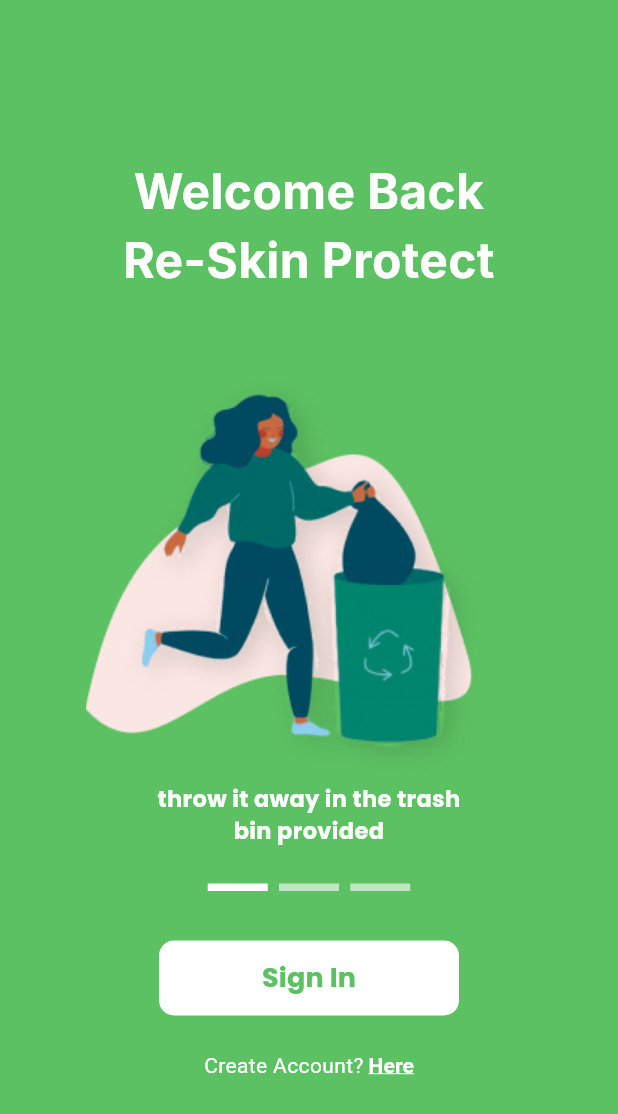
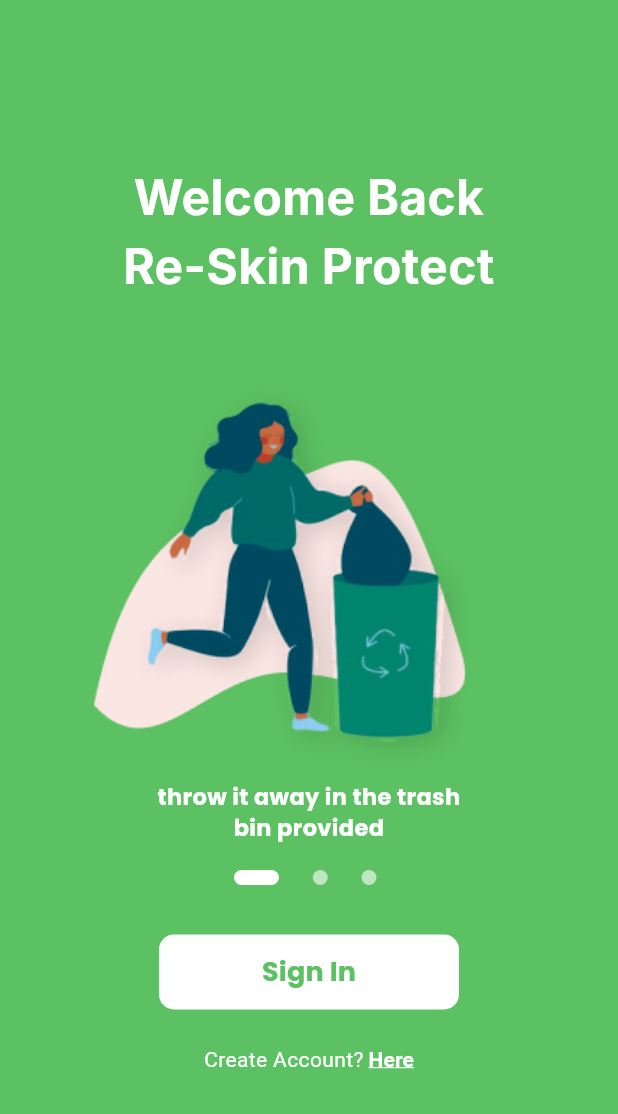
Before and after one commit to maymiquy/Re-Skin-Protect, a Flutter app: the screen it shows after launch, on a phone screen of 412 x 824 dp. Shown: the top 1114 px of the screen. Run offline on Flutter 3.47's test engine with Material 3 defaults, Android fonts, the light colour scheme and no system bars; our stand-ins replace firebase_core, google_fonts; accounts and stored records are empty.

Commit message:
feat: welcome page

```diff
--- /dev/null
+++ b/lib/models/welcome_page_models.dart
@@ -0,0 +1,35 @@
+class HomePageModel {
+  String imagePath;
+  String subtitle;
+  bool isActive;
+
+  HomePageModel({
+    required this.imagePath,
+    required this.subtitle,
+    required this.isActive,
+  });
+
+  static List<HomePageModel> getList() {
+    List<HomePageModel> homepages = [];
+
+    homepages.add(HomePageModel(
+      imagePath: 'assets/images/wp-1.png',
+      subtitle: 'throw it away in the trash\nbin provided',
+      isActive: true,
+    ));
+
+    homepages.add(HomePageModel(
+      imagePath: 'assets/images/wp-2.png',
+      subtitle: 'dispose of waste\nspecifically for skincare',
+      isActive: false,
+    ));
+
+    homepages.add(HomePageModel(
+      imagePath: 'assets/images/wp-3.png',
+      subtitle: 'get a code/voucher at\nevery redemption',
+      isActive: false,
+    ));
+
+    return homepages;
+  }
+}
--- a/lib/pages/welcome_page.dart
+++ b/lib/pages/welcome_page.dart
@@ -1,14 +1,71 @@
 import 'package:flutter/material.dart';
 import 'package:google_fonts/google_fonts.dart';
+import 'package:reskin_protect/models/welcome_page_models.dart';
 
-class WelcomePage extends StatelessWidget {
+class CreateAccount extends StatelessWidget {
+  const CreateAccount({
+    super.key,
+  });
+
+  @override
+  Widget build(BuildContext context) {
+    return Container(
+      margin: const EdgeInsets.only(top: 15),
+      width: 140,
+      child: Row(
+        mainAxisAlignment: MainAxisAlignment.spaceBetween,
+        children: [
+          const Text('Create Account?', style: TextStyle(color: Colors.white)),
+          TextButton(
+            onPressed: () {
+              Navigator.pushNamed(context, '/sign-up');
+            },
+            style: TextButton.styleFrom(
+              padding: const EdgeInsets.all(0),
+              minimumSize: const Size(0, 0),
+              tapTargetSize: MaterialTapTargetSize.shrinkWrap,
+            ),
+            child: const Text(
+              'Here',
+              style: TextStyle(
+                color: Colors.white,
+                fontWeight: FontWeight.bold,
+                decoration: TextDecoration.underline,
+                decorationColor: Colors.white,
+              ),
+            ),
+          ),
+        ],
+      ),
+    );
+  }
+}
+
+class SwipeHome extends StatefulWidget {
+  const SwipeHome({super.key});
+
+  @override
+  State<SwipeHome> createState() => _SwipeHomeState();
+}
+
+class WelcomePage extends StatefulWidget {
   const WelcomePage({super.key});
 
+  @override
+  State<WelcomePage> createState() => _HomePageState();
+}
+
+class _HomePageState extends State<WelcomePage> {
   @override
   Widget build(BuildContext context) {
     return Scaffold(
       backgroundColor: const Color(0xFF5CC162),
-      body: Center(
+      body: welcomePage(context),
+    );
+  }
+
+  welcomePage(BuildContext context) {
+    return Center(
       child: Column(
         mainAxisAlignment: MainAxisAlignment.center,
         children: [
@@ -21,47 +78,7 @@ class WelcomePage extends StatelessWidget {
               color: Colors.white,
             ),
           ),
-            const SizedBox(height: 35),
-            Image.asset('assets/images/wp-1.png'),
-            Text(
-              'throw it away in the trash\nbin provided',
-              textAlign: TextAlign.center,
-              style: GoogleFonts.poppins(
-                fontSize: 15,
-                fontWeight: FontWeight.bold,
-                color: Colors.white,
-              ),
-            ),
-            Container(
-              margin: const EdgeInsets.only(top: 25),
-              width: 135,
-              child: Row(
-                mainAxisAlignment: MainAxisAlignment.spaceBetween,
-                children: [
-                  Container(
-                    width: 40,
-                    height: 5,
-                    decoration: const BoxDecoration(
-                      color: Colors.white,
-                    ),
-                  ),
-                  Container(
-                    width: 40,
-                    height: 5,
-                    decoration: BoxDecoration(
-                      color: Colors.white.withOpacity(0.6),
-                    ),
-                  ),
-                  Container(
-                    width: 40,
-                    height: 5,
-                    decoration: BoxDecoration(
-                      color: Colors.white.withOpacity(0.6),
-                    ),
-                  ),
-                ],
-              ),
-            ),
+          const SwipeHome(),
           Container(
             margin: const EdgeInsets.only(top: 10),
             child: TextButton(
@@ -89,39 +106,75 @@ class WelcomePage extends StatelessWidget {
               ),
             ),
           ),
-            Container(
-              margin: const EdgeInsets.only(top: 15),
-              width: 140,
-              child: Row(
-                mainAxisAlignment: MainAxisAlignment.spaceBetween,
-                children: [
-                  const Text('Create Account?',
-                      style: TextStyle(color: Colors.white)),
-                  TextButton(
-                    onPressed: () {
-                      Navigator.pushNamed(context, '/sign-up');
-                    },
-                    style: TextButton.styleFrom(
-                      padding: const EdgeInsets.all(0),
-                      minimumSize: const Size(0, 0),
-                      tapTargetSize: MaterialTapTargetSize.shrinkWrap,
-                    ),
-                    child: const Text(
-                      'Here',
-                      style: TextStyle(
-                        color: Colors.white,
-                        fontWeight: FontWeight.bold,
-                        decoration: TextDecoration.underline,
-                        decorationColor: Colors.white,
-                      ),
-                    ),
-                  ),
+          const CreateAccount()
         ],
-              ),
-            )
-          ],
-        ),
       ),
     );
   }
 }
+
+class _SwipeHomeState extends State<SwipeHome> {
+  int _currentPage = 0;
+
+  final List<HomePageModel> _homePageModel = HomePageModel.getList();
+
+  @override
+  Widget build(BuildContext context) {
+    return Column(
+      children: [
+        Container(
+          margin: const EdgeInsets.only(top: 35),
+          height: 330,
+          child: PageView.builder(
+            onPageChanged: (value) => setState(() {
+              _currentPage = value;
+            }),
+            controller: PageController(
+                viewportFraction:
+                    0.85), // Set viewportFraction to control the size of the pages
+            itemCount: _homePageModel.length,
+            itemBuilder: (context, index) {
+              return Center(
+                // Center the Column
+                child: Column(
+                  mainAxisAlignment: MainAxisAlignment.spaceEvenly,
+                  children: [
+                    Image.asset(_homePageModel[index].imagePath, height: 280),
+                    Text(_homePageModel[index].subtitle,
+                        textAlign: TextAlign.center,
+                        style: GoogleFonts.poppins(
+                          fontSize: 15,
+                          fontWeight: FontWeight.bold,
+                          color: Colors.white,
+                        )),
+                  ],
+                ),
+              );
+            },
+          ),
+        ),
+        Container(
+          margin: const EdgeInsets.only(top: 15),
+          width: 100,
+          child: Row(
+            mainAxisAlignment: MainAxisAlignment.spaceBetween,
+            children: List.generate(
+                _homePageModel.length,
+                (index) => AnimatedContainer(
+                      duration: const Duration(milliseconds: 300),
+                      margin: const EdgeInsets.only(right: 5),
+                      height: 10,
+                      width: _currentPage == index ? 30 : 10,
+                      decoration: BoxDecoration(
+                        color: _currentPage == index
+                            ? Colors.white
+                            : Colors.white.withOpacity(0.6),
+                        borderRadius: BorderRadius.circular(5),
+                      ),
+                    )),
+          ),
+        ),
+      ],
+    );
+  }
+}
```
Lines whose indentation alone changed are shown as unchanged.
